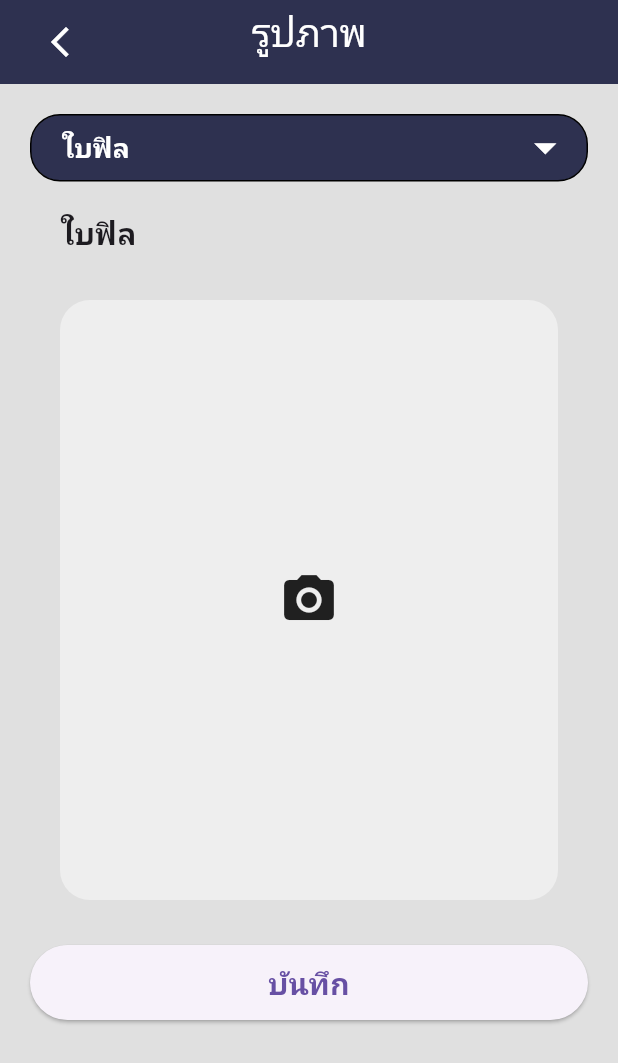
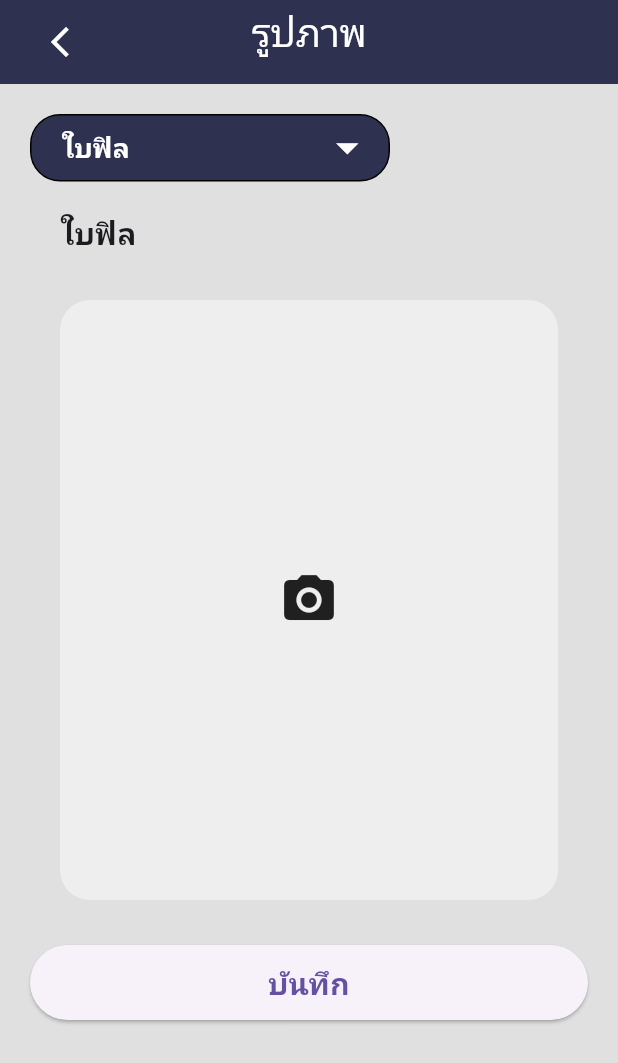
Before and after one commit to KeyClover/KunChang_photo, a Flutter app: the screen it shows after launch, tab 2 chosen, after a tap on the "arrow back ios new" icon, on a phone screen of 412 x 824 dp. Shown: the top 1063 px of the screen. Run offline on Flutter 3.47's test engine with Material 3 defaults, Android fonts, the phone set to English and light mode, and no system bars; drawn by our look-alikes of dropdown_button2; our stand-ins replace flutter_image_compress, gallery_saver, hexcolor, image_picker, permission_handler, sqflite; missing offline and left inert: freestyle_speed_dial, photo_manager; accounts and stored records are empty.

Commit message:
Revert "update: changing the padding on display image page"
This reverts commit a0844e8d29baa9468acaf0fa60810d6a70095a4b.

```diff
--- a/lib/pages/display_image.dart
+++ b/lib/pages/display_image.dart
@@ -184,8 +184,9 @@ class _DisplayImagePageState extends State<DisplayImagePage> {
         backgroundColor: HexColor("#2e3150"),
       ),
       body: Container(
+        constraints: const BoxConstraints.expand(),
         padding:
-            const EdgeInsets.only(top: 20, left: 20, right: 20,),
+            const EdgeInsets.only(top: 20, left: 20, right: 20, bottom: 0.0),
         child: FutureBuilder<List<ImagesModel>>(
           future: fetchAllImagesFromDB(context),
           builder: (context, snapshot) {
@@ -204,28 +205,27 @@ class _DisplayImagePageState extends State<DisplayImagePage> {
                 children: [
                   Padding(
                     padding:
-                        const EdgeInsets.symmetric(vertical: 8.0),
+                        const EdgeInsets.only(left: 8.0, top: 8.0, bottom: 1.0),
                     child: DropdownButtonHideUnderline(
                       child: DropdownButton2<String>(
                         dropdownStyleData: DropdownStyleData(
                           maxHeight: 400,
-                          width: 373,
+                          width: 240,
                           decoration: BoxDecoration(
                             borderRadius: BorderRadius.circular(20),
                             color: HexColor("#2e3150"),
                           ),
-
                         ),
                         buttonStyleData: ButtonStyleData(
                           height: 45,
-                          width: 400,
+                          width: 240,
                           padding: const EdgeInsets.only(left: 20, right: 10),
                           decoration: BoxDecoration(
                             borderRadius: BorderRadius.circular(20),
                             border: Border.all(color: Colors.black),
                             color: HexColor("#2e3150"),
                           ),
-
+                          elevation: 2,
                         ),
                         iconStyleData: const IconStyleData(
                             icon: Icon(
@@ -233,8 +233,7 @@ class _DisplayImagePageState extends State<DisplayImagePage> {
                             ),
                             iconSize: 35,
                             iconEnabledColor: Colors.white),
-
-
+                        isExpanded: true,
                         value: _selectedFilter,
                         items: fieldHasImages.keys
                             .map<DropdownMenuItem<String>>((String value) {
@@ -269,7 +268,7 @@ class _DisplayImagePageState extends State<DisplayImagePage> {
                   Expanded(
                     child: Padding(
                       padding:
-                          const EdgeInsets.only(top: 5, left: 20  , right: 20),
+                          const EdgeInsets.only(top: 20, left: 20, right: 20),
                       child: ListView(
                         children: _buildFilteredImages(allImages),
                       ),
@@ -280,7 +279,6 @@ class _DisplayImagePageState extends State<DisplayImagePage> {
             }
           },
         ),
-
       ),
       backgroundColor: HexColor("#e0e0e0"),
     );
--- a/lib/pages/take_picture_page.dart
+++ b/lib/pages/take_picture_page.dart
@@ -250,7 +250,7 @@ class _TakePicturePageState extends State<TakePicturePage> {
                   child: DropdownButton2<String>(
                     dropdownStyleData: DropdownStyleData(
                       maxHeight: 400,
-                      width: 373,
+                      width: 240,
                       decoration: BoxDecoration(
                         borderRadius: BorderRadius.circular(20),
                         color: HexColor("#2e3150"),
@@ -258,7 +258,7 @@ class _TakePicturePageState extends State<TakePicturePage> {
                     ),
                     buttonStyleData: ButtonStyleData(
                       height: 45,
-                      width: 400,
+                      width: 240,
                       padding: const EdgeInsets.only(left: 20, right: 10),
                       decoration: BoxDecoration(
                           borderRadius: BorderRadius.circular(20),
```
